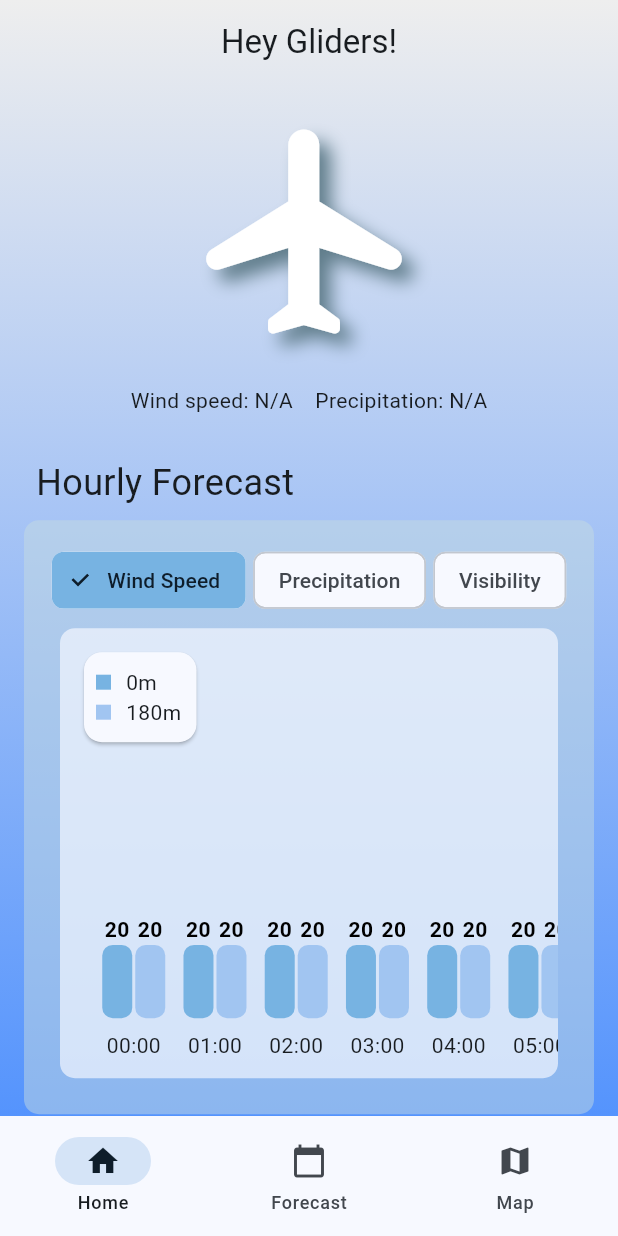
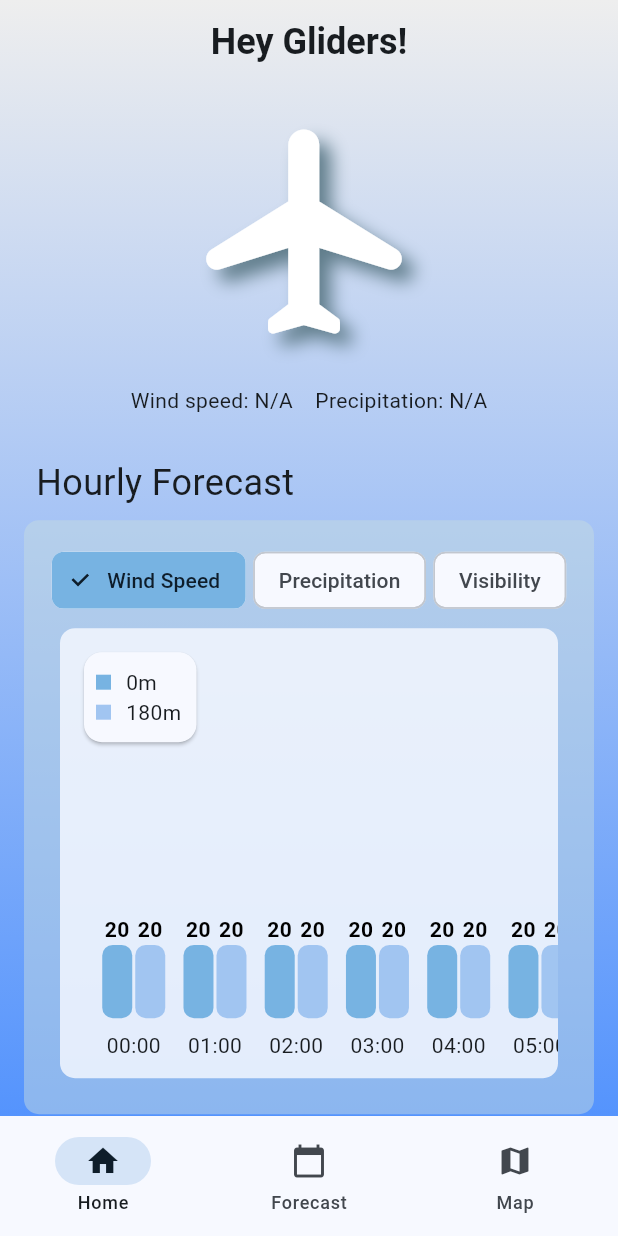
Before and after one commit to PunnyBunny/AeroWeatherProMax, a Flutter app: the screen it shows after launch, on a phone screen of 412 x 824 dp. Run offline on Flutter 3.47's test engine with Material 2 defaults, Android fonts, the phone set to English and light mode, and no system bars; drawn by our look-alikes of fl_chart; our stand-ins replace animated_splash_screen, equatable, page_transition.

Commit message:
change colors for a bit

```diff
--- a/lib/main.dart
+++ b/lib/main.dart
@@ -1,7 +1,9 @@
 import 'package:aero_weather_pro_max/navigation.dart';
+import 'package:aero_weather_pro_max/themes/theme.dart';
 import 'package:aero_weather_pro_max/util/data_reader/data_reader.dart';
-import 'package:aero_weather_pro_max/themes/theme.dart';
+import 'package:animated_splash_screen/animated_splash_screen.dart';
 import 'package:flutter/material.dart';
+import 'package:page_transition/page_transition.dart';
 
 void main() async {
   WidgetsFlutterBinding.ensureInitialized();
@@ -18,7 +20,31 @@ class MyApp extends StatelessWidget {
     return MaterialApp(
       title: 'Flutter Demo',
       theme: const MaterialTheme(TextTheme()).light(),
-      home: const BaseNavigation(),
+      home: AnimatedSplashScreen(
+        splashIconSize: 200,
+        splash: const Column(
+          children: [
+            Icon(Icons.airplanemode_active, size: 80),
+            Text(
+              'Aero Weather Pro Max',
+              textAlign: TextAlign.center,
+              style: TextStyle(
+                fontSize: 24,
+                fontWeight: FontWeight.bold,
+              ),
+            ),
+          ],
+        ),
+        curve: Curves.easeInOutCubic,
+        customTween: Tween<Offset>(
+          begin: const Offset(0, 1),
+          end: const Offset(0, 0),
+        ),
+        splashTransition: SplashTransition.slideTransition,
+        duration: 200,
+        pageTransitionType: PageTransitionType.fade,
+        nextScreen: const BaseNavigation(),
+      ),
     );
   }
 }
--- a/lib/pages/forecast_page.dart
+++ b/lib/pages/forecast_page.dart
@@ -10,10 +10,11 @@ class ForecastPage extends StatelessWidget {
       appBar: AppBar(
         title: const Align(
           alignment: Alignment.center,
-          child: Text('7 - Day Forecast'),
+          child: Text('7-Day Forecast'),
         ),
         backgroundColor: Colors.transparent,
       ),
+      backgroundColor: Colors.transparent,
       body: Column(
         children: [
           const Padding(
--- a/lib/pages/home_page.dart
+++ b/lib/pages/home_page.dart
@@ -1,6 +1,5 @@
 import 'package:aero_weather_pro_max/widgets/box_view.dart';
 import 'package:flutter/material.dart';
-import 'dart:math' as math;
 
 class HomePage extends StatefulWidget {
   const HomePage({super.key});
@@ -21,7 +20,13 @@ class _HomePage extends State<HomePage> with TickerProviderStateMixin {
       appBar: AppBar(
         title: const Align(
           alignment: Alignment.center,
-          child: Text('Hey Gliders!'),
+          child: Text(
+            'Hey Gliders!',
+            style: TextStyle(
+              fontSize: 24.0,
+              fontWeight: FontWeight.bold,
+            ),
+          ), // bold
         ),
         backgroundColor: Colors.transparent,
       ),
--- a/lib/themes/theme.dart
+++ b/lib/themes/theme.dart
@@ -25,7 +25,7 @@ class MaterialTheme {
       onError: Color(0xffffffff),
       errorContainer: Color(0xffffdad6),
       onErrorContainer: Color(0xff410002),
-      background: Color(0xaaf7f9ff),
+      background: Color(0xcff7f9ff),
       onBackground: Color(0xff181c20),
       surface: Color(0xfff7f9ff),
       onSurface: Color(0xff181c20),
--- a/lib/widgets/day_forecast.dart
+++ b/lib/widgets/day_forecast.dart
@@ -24,8 +24,11 @@ class DayForecastWidget extends StatelessWidget {
         shape: RoundedRectangleBorder(
           borderRadius: BorderRadius.circular(10), // Rounded corners
         ),
-        color: Theme.of(context).canvasColor, // Background colour of the card
+        color: Theme.of(context).colorScheme.background, // Background colour of the card
         child: ExpansionTile(
+          backgroundColor: Colors.transparent,
+           collapsedBackgroundColor: Colors.transparent,
+           // Theme.of(context).colorScheme.background,
           // childrenPadding: const EdgeInsets.all(16),
           shape: const Border(),
           title: Row(
--- a/pubspec.yaml
+++ b/pubspec.yaml
@@ -41,6 +41,8 @@ dependencies:
   mockito: ^5.4.2
   equatable: ^2.0.5
   fl_chart: 0.60.0
+  animated_splash_screen: ^1.3.0
+  page_transition: ^2.1.0
 dev_dependencies:
   flutter_test:
     sdk: flutter
```
Also changed, not shown: pubspec.lock.
